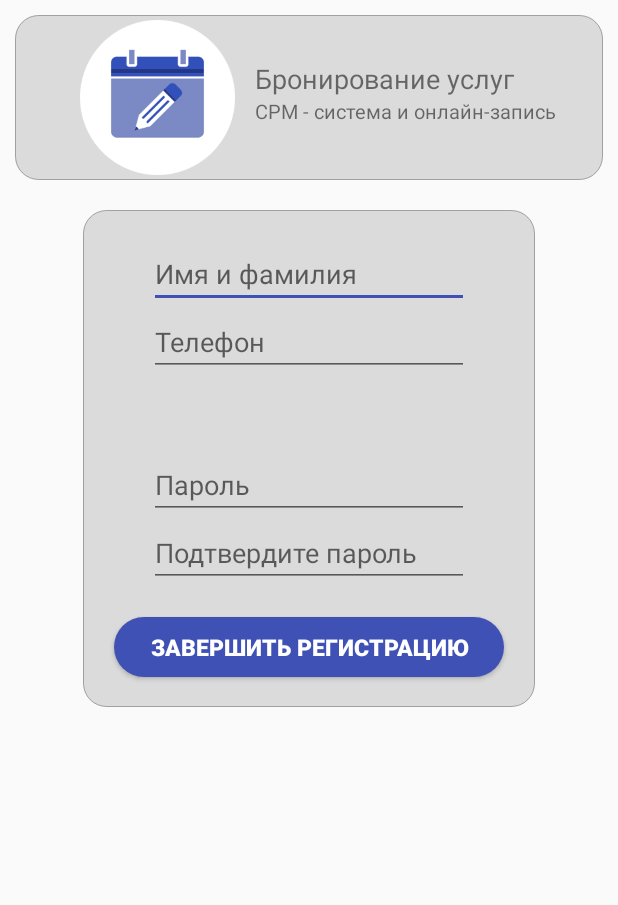
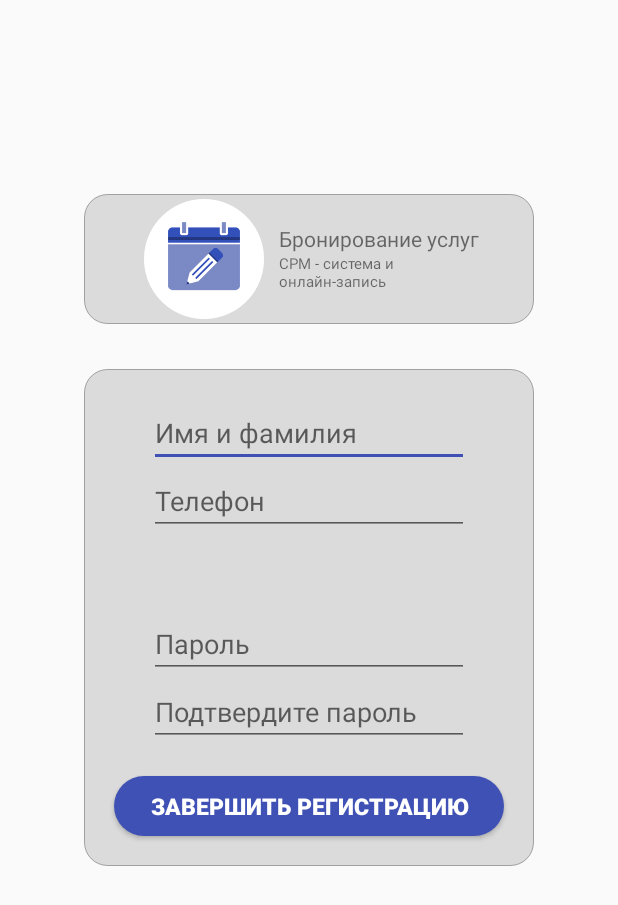
Before and after one commit to darkice-dev/ClientServise, an Android app: the RegistrationClient screen opened directly, with no data from a screen before it, on a phone screen of 412 x 824 dp. Shown: the top 905 px of the screen. Run offline under Robolectric (Android 15) with nearby library versions, the phone set to English and light mode, and no system bars.

Commit message:
fix design issues

```diff
--- a/app/src/main/res/layout/activity_enter.xml
+++ b/app/src/main/res/layout/activity_enter.xml
@@ -57,7 +57,7 @@
 
     <RelativeLayout
         android:id="@+id/info"
-        android:layout_width="match_parent"
+        android:layout_width="300dp"
         android:layout_height="wrap_content"
         android:layout_marginTop="20dp"
         android:layout_centerVertical="true"
--- a/app/src/main/res/layout/activity_registration_client.xml
+++ b/app/src/main/res/layout/activity_registration_client.xml
@@ -7,21 +7,24 @@
 
     <RelativeLayout
         android:id="@+id/rl_logo"
-        android:layout_width="match_parent"
-        android:layout_height="110dp"
-        android:layout_marginEnd="10dp"
+        android:layout_width="300dp"
+        android:layout_height="wrap_content"
+        android:layout_above="@+id/info"
+        android:layout_centerHorizontal="true"
         android:layout_marginStart="10dp"
         android:layout_marginTop="10dp"
+        android:layout_marginEnd="10dp"
+        android:layout_marginBottom="10dp"
         android:background="@drawable/circle_layout">
 
         <ImageView
             android:id="@+id/im_company"
-            android:layout_width="110dp"
-            android:layout_height="110dp"
+            android:layout_width="80dp"
+            android:layout_height="80dp"
+            android:layout_marginStart="40dp"
             android:layout_marginTop="3dp"
+            android:layout_marginEnd="10dp"
             android:layout_marginBottom="3dp"
-            android:layout_marginStart="40dp"
-            android:layout_marginEnd="10dp"
             android:background="#00000000"
             android:src="@drawable/start_logo256" />
 
@@ -29,30 +32,33 @@
             android:id="@+id/tv_name"
             android:layout_width="wrap_content"
             android:layout_height="wrap_content"
-            android:layout_marginTop="30dp"
+            android:layout_marginTop="20dp"
+            android:layout_marginEnd="30dp"
             android:layout_toEndOf="@id/im_company"
             android:background="#00000000"
-            android:layout_marginEnd="30dp"
             android:text="@string/name"
-            android:textSize="18sp" />
+            android:textSize="14sp" />
+
         <TextView
             android:layout_width="wrap_content"
             android:layout_height="wrap_content"
             android:layout_below="@+id/tv_name"
+            android:layout_marginTop="0dp"
             android:layout_marginEnd="30dp"
+            android:layout_toEndOf="@id/im_company"
+            android:layout_centerVertical="true"
             android:background="#00000000"
-            android:layout_marginTop="0dp"
-            android:textSize="13sp"
-            android:layout_toEndOf="@id/im_company"
-            android:text="@string/CRM" />
+            android:text="@string/CRM"
+            android:textSize="10sp" />
 
     </RelativeLayout>
 
     <RelativeLayout
         android:id="@+id/info"
-        android:layout_width="match_parent"
+        android:layout_width="300dp"
         android:layout_height="wrap_content"
-        android:layout_below="@id/rl_logo"
+        android:layout_centerVertical="true"
+        android:layout_centerHorizontal="true"
         android:layout_marginTop="20dp"
         android:background="@drawable/circle_layout"
         android:layout_marginStart="55dp"
--- a/app/src/main/res/layout/fragment_company_profile.xml
+++ b/app/src/main/res/layout/fragment_company_profile.xml
@@ -208,8 +208,5 @@
                     android:textSize="15sp" />
             </LinearLayout>
         </ScrollView>
-
-
     </RelativeLayout>
-
 </LinearLayout>
```
Also changed, not shown: app/src/main/res/layout/activity_splash.xml (deleted, +0 -31 lines).
